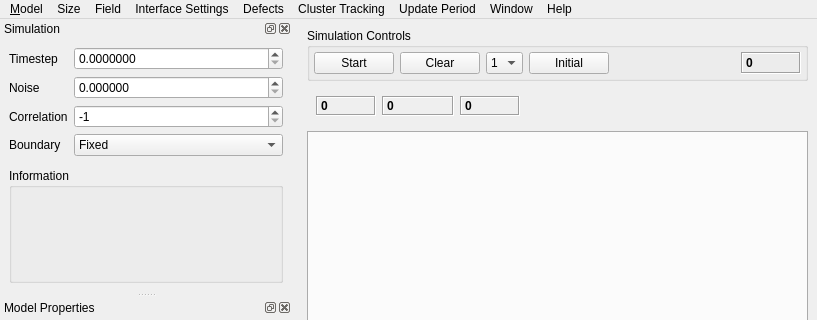
Above: ui/plotwindow_2d.ui from Debilski/Wellenprogramm before the change; both pictures show x 0 to 817 and y 0 to 320 of the 817 by 706 pixel window. Below: the same form after it.
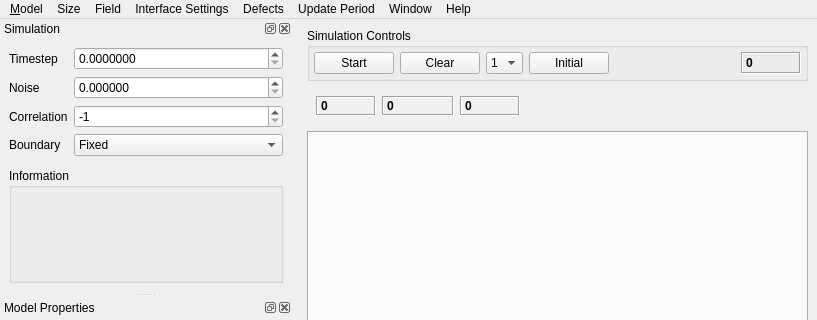
That is the form after the change. Icons and pictures are not drawn. Custom widgets are drawn as their Qt base class.

Patch:
```diff
--- a/ui/plotwindow_2d.ui
+++ b/ui/plotwindow_2d.ui
@@ -302,11 +302,6 @@
     <addaction name="actionShow_Slice"/>
     <addaction name="actionEdit_Script"/>
     <addaction name="actionShow_Single_Plot"/>
-   </widget>
-   <widget class="QMenu" name="menuCluster_Tracking">
-    <property name="title">
-     <string>Cluster Tracking</string>
-    </property>
     <addaction name="actionShow_Cluster_Ids"/>
    </widget>
    <widget class="QMenu" name="menuDefects">
@@ -370,7 +365,6 @@
    <addaction name="menuField"/>
    <addaction name="menuProgram_Settings"/>
    <addaction name="menuDefects"/>
-   <addaction name="menuCluster_Tracking"/>
    <addaction name="menuUpdate_Period"/>
    <addaction name="menuWindow"/>
    <addaction name="menuAbout"/>
```
Left out of the diff: 10 changed lines with no effect on the pictures.
